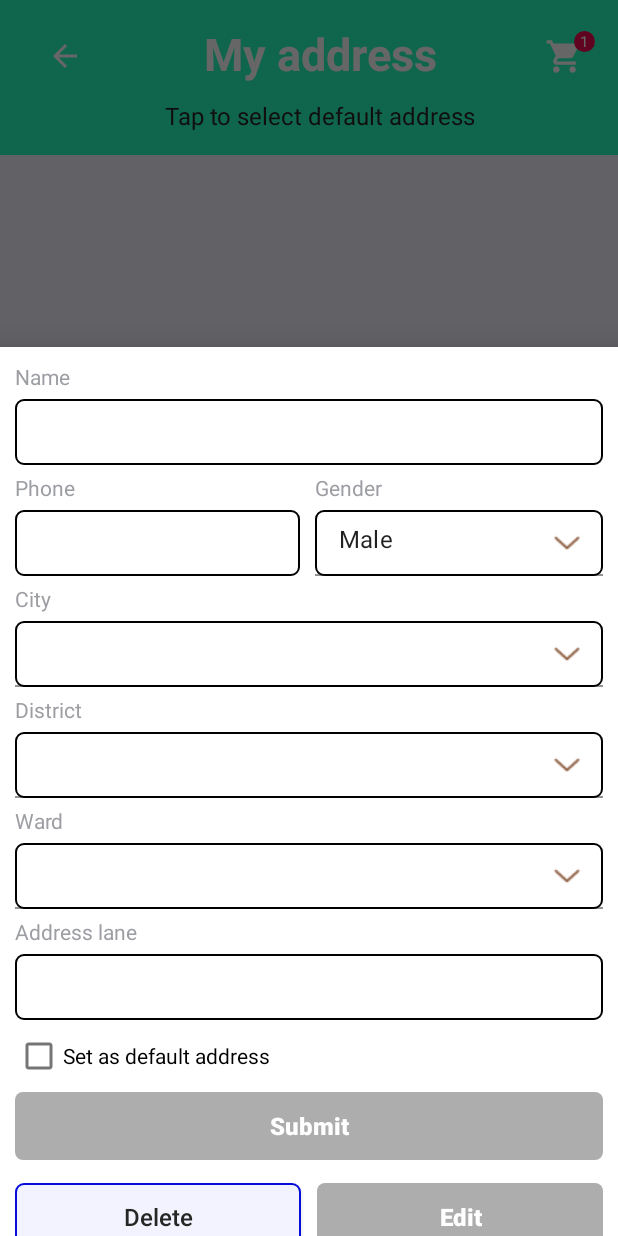
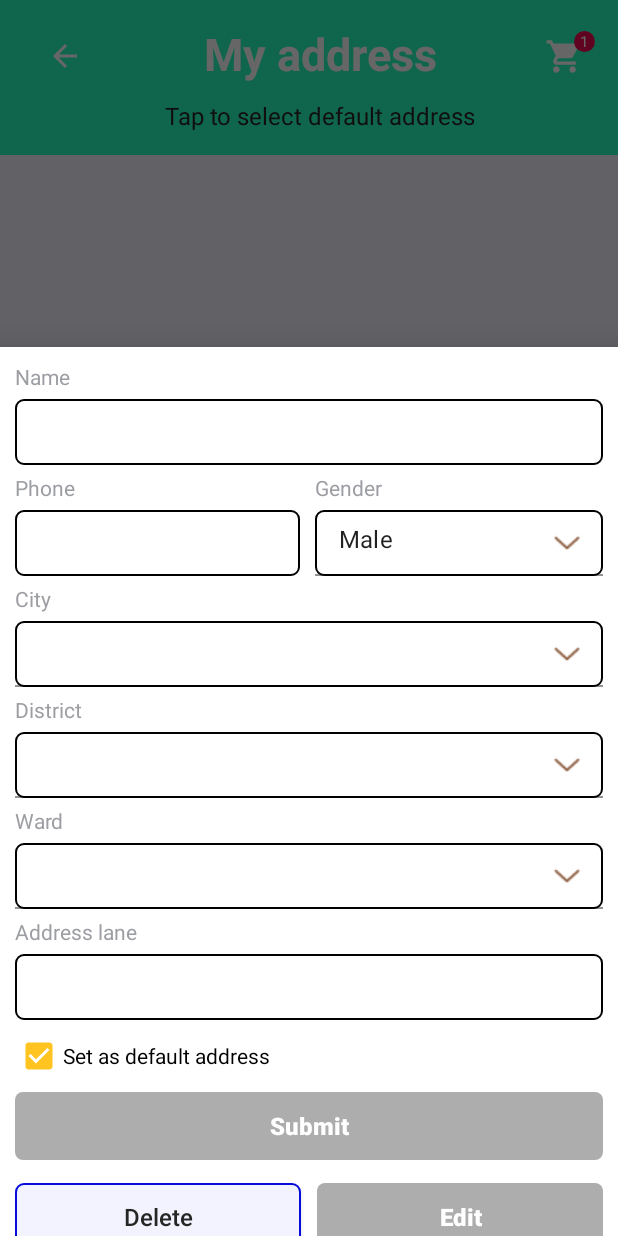
Before and after one commit to tanpmclk14uit/ApossBuyer, an Android app: the AddressDialogFragment screen opened through its navigation route, on a phone screen of 412 x 824 dp. Run offline under Robolectric (Android 15) with nearby library versions, the phone set to English and light mode, and no system bars; our stand-ins replace Dagger/Hilt's generated code, Room's generated code, data binding; libraries missing offline, so code that uses them is left out: com.jakewharton.retrofit2, me.relex.circleindicator; pictures from the network do not load; 16 statements that could not run were skipped.

Commit message:
address manual test done

```diff
--- a/app/src/main/java/com/example/aposs_buyer/uicontroler/fragment/AddressDialogFragment.kt
+++ b/app/src/main/java/com/example/aposs_buyer/uicontroler/fragment/AddressDialogFragment.kt
@@ -80,6 +80,8 @@ class AddressDialogFragment : BottomSheetDialogFragment() {
                 viewModel.onUpdateAddress()
                 this.dismiss()
             }
+            //set up first state of "address default" check box
+            viewModel.checkChange.value = currentAddress.isDefaultAddress
             // set up delete button
             binding.btnDelete.setOnClickListener {
                 onOpenDeleteDialog()
@@ -93,6 +95,8 @@ class AddressDialogFragment : BottomSheetDialogFragment() {
                 viewModel.addNewAddress()
                 this.dismiss()
             }
+            //set up first state of "address default" check box
+            viewModel.checkChange.value = true
         }
     }
 
--- a/app/src/main/res/layout/fragment_address_dialog.xml
+++ b/app/src/main/res/layout/fragment_address_dialog.xml
@@ -249,12 +249,12 @@
                 tools:ignore="LabelFor" />
 
             <CheckBox
+                android:visibility="@{viewModel.currentAddress.defaultAddress? view.GONE: view.visibility}"
                 android:id="@+id/defaultCheckBox"
                 android:layout_width="match_parent"
                 android:layout_height="wrap_content"
                 android:checked="@={viewModel.checkChange}"
                 android:text="@string/set_as_default_address">
-
             </CheckBox>
 
             <androidx.appcompat.widget.AppCompatButton
@@ -274,6 +274,7 @@
                 android:textStyle="bold" />
 
             <GridLayout
+                android:paddingTop="@{viewModel.currentAddress.defaultAddress? @dimen/padding_button_space: 0}"
                 android:visibility="@{viewModel.newAddress.id != -1L? view.VISIBLE:view.GONE}"
                 android:id="@+id/bottomButton"
                 android:layout_width="match_parent"
--- a/app/src/main/res/values/dimens.xml
+++ b/app/src/main/res/values/dimens.xml
@@ -4,4 +4,5 @@
     <dimen name="product_font_size">12sp</dimen>
     <dimen name="list_item_spacing">16dp</dimen>
     <dimen name="list_item_spacing_half">8dp</dimen>
+    <dimen name="padding_button_space">15dp</dimen>
 </resources>
```
